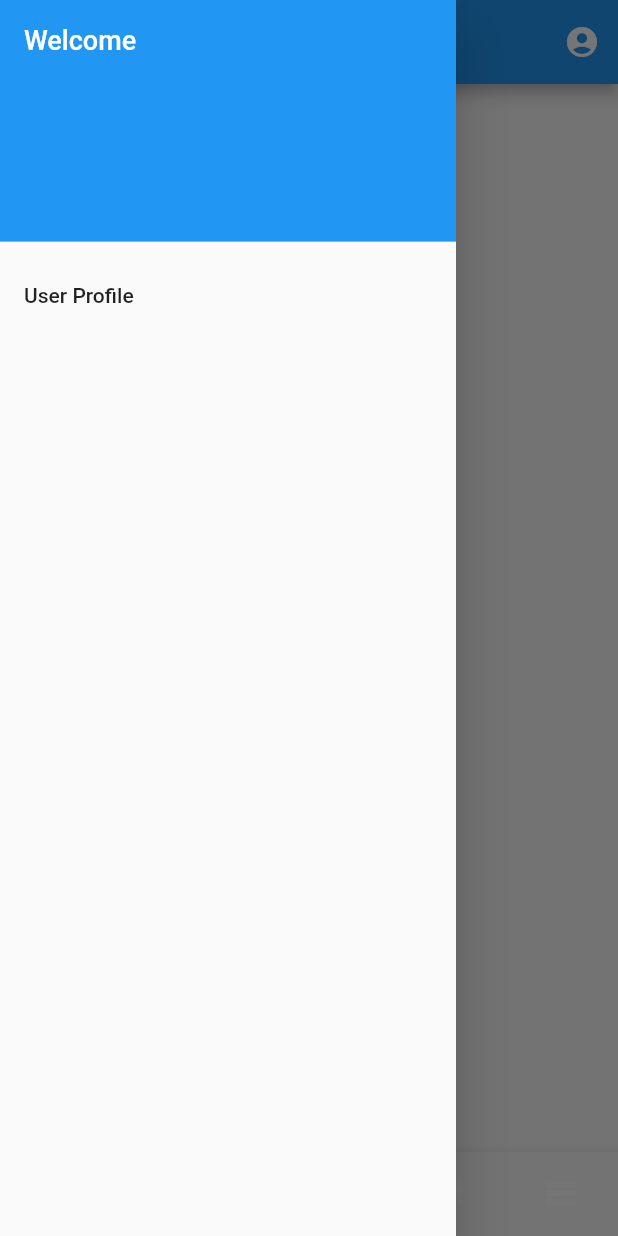
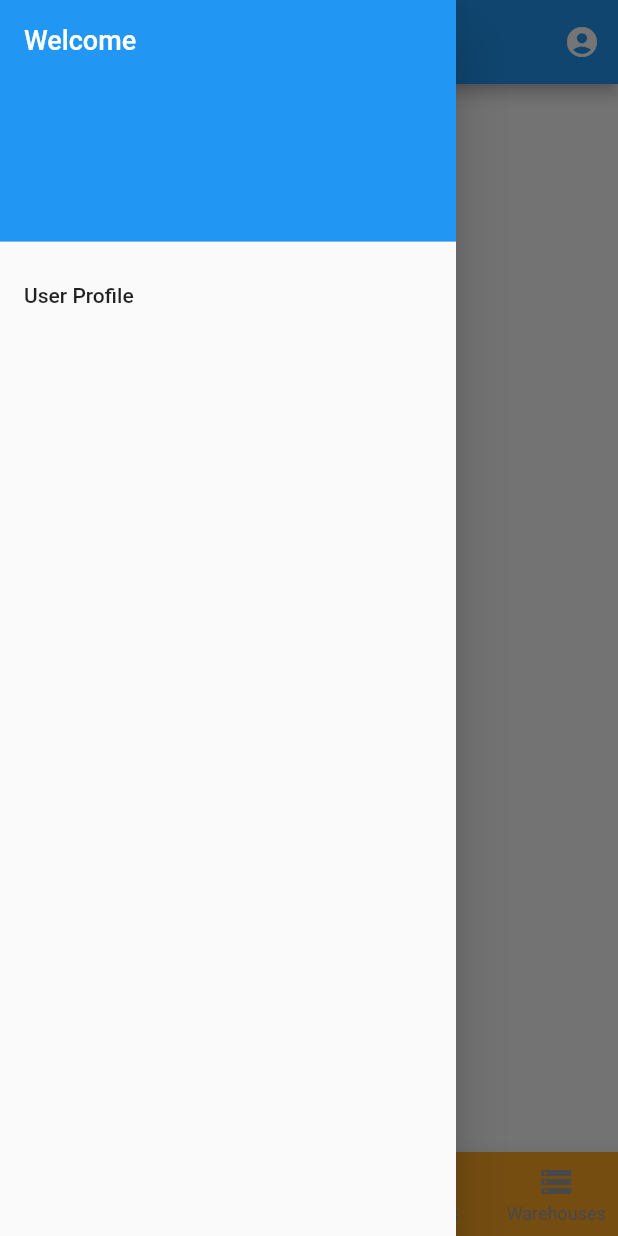
Before and after one commit to bajpaiVivek/e-commerce, a Flutter app: the HomeScreen screen opened directly, item 2 of the bottom bar chosen, with the side drawer open, on a phone screen of 412 x 824 dp. Run offline on Flutter 3.47's test engine with Material 2 defaults, Android fonts, the phone set to English and light mode, and no system bars; our stand-ins replace shared_preferences, snippet_coder_utils; accounts and stored records are empty.

Commit message:
some changes

```diff
--- a/lib/screens/home_screen.dart
+++ b/lib/screens/home_screen.dart
@@ -68,7 +68,13 @@ class _HomeScreenState extends State<HomeScreen> {
             _currentIndex = index;
           });
         },
-        items: [
+        selectedItemColor: Colors.black,
+        unselectedItemColor: Colors.grey,
+        showUnselectedLabels: true,
+        type: BottomNavigationBarType.fixed,
+        backgroundColor: Colors.orange[400],
+        elevation: 10,
+        items: const [
           BottomNavigationBarItem(
             icon: Icon(Icons.category),
             label: 'Categories',
```
Also changed, not shown: lib/screens/login_screen.dart (+8 -7 lines), lib/services/auth_services.dart (+4 -4 lines).
